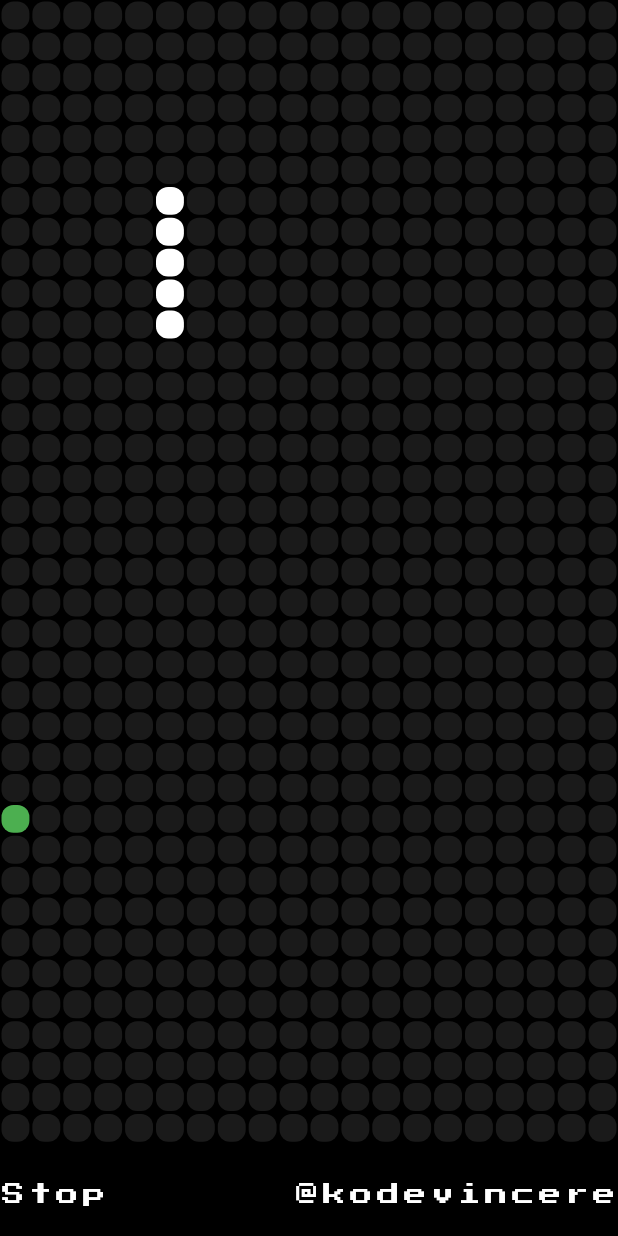
After one commit to jamescardona11/flutter-games, a Flutter app: the SnakeView screen opened directly, after a tap on "Start", on a phone screen of 412 x 824 dp. The commit adds this screen. Run offline on Flutter 3.47's test engine with Material 2 defaults, Android fonts, the phone set to English and light mode, and no system bars; our stand-ins replace google_fonts.

Commit message:
Square and move snake

```diff
--- /dev/null
+++ b/lib/constants/constants.dart
@@ -0,0 +1,5 @@
+import 'package:flutter/material.dart';
+import 'package:google_fonts/google_fonts.dart';
+
+final myNewFontWhite =
+    GoogleFonts.pressStart2p(textStyle: TextStyle(color: Colors.white, letterSpacing: 3, fontSize: 15));
--- a/lib/main.dart
+++ b/lib/main.dart
@@ -1,5 +1,7 @@
 import 'package:flutter/material.dart';
 import 'package:flutter_games/tictactoe/tictactoe_view.dart';
+
+import 'snake/snake_view.dart';
 
 void main() {
   runApp(MyApp());
@@ -24,6 +26,7 @@ class MyApp extends StatelessWidget {
 class _NavigatorIntern extends StatelessWidget {
   final Map<String, Widget> screens = {
     'TicTacToe': TicTacToeView(),
+    'Snake': SnakeView(),
   };
 
   @override
--- /dev/null
+++ b/lib/snake/snake_view.dart
@@ -0,0 +1,163 @@
+import 'dart:async';
+import 'dart:math';
+
+import 'package:flutter/material.dart';
+import 'package:flutter_games/constants/constants.dart';
+
+final defaultPosition = [45, 65, 85, 105, 125];
+enum Direction { down, up, left, right }
+enum TimerState { running, stop }
+
+class SnakeView extends StatefulWidget {
+  @override
+  _SnakeViewState createState() => _SnakeViewState();
+}
+
+class _SnakeViewState extends State<SnakeView> {
+  List<int> snakePosition = []..addAll(defaultPosition);
+  int numberOfSquares = 0;
+  final int widthOfSquare = 20;
+
+  static Random randomNumber = Random();
+  int food = randomNumber.nextInt(700);
+
+  Direction direction = Direction.down;
+  Timer _timer;
+
+  String state = 'Start';
+  TimerState timerState = TimerState.stop;
+
+  @override
+  Widget build(BuildContext context) {
+    final size = MediaQuery.of(context).size;
+    final paddingTop = MediaQuery.of(context).padding.top;
+    final squareSize = size.width / widthOfSquare;
+    numberOfSquares = ((size.height - paddingTop - 60) / squareSize).round() * widthOfSquare;
+
+    return Scaffold(
+      backgroundColor: Colors.black,
+      body: SafeArea(
+        child: Column(
+          children: [
+            Expanded(
+              child: GestureDetector(
+                child: GridView.builder(
+                  itemCount: numberOfSquares,
+                  physics: NeverScrollableScrollPhysics(),
+                  gridDelegate: SliverGridDelegateWithFixedCrossAxisCount(crossAxisCount: widthOfSquare),
+                  itemBuilder: (context, index) {
+                    return Container(
+                      width: 5,
+                      margin: EdgeInsets.all(1),
+                      decoration: BoxDecoration(
+                        color: getColor(index),
+                        borderRadius: BorderRadius.all(
+                          Radius.circular(8),
+                        ),
+                      ),
+                    );
+                  },
+                ),
+              ),
+            ),
+            Container(
+              height: 55,
+              child: Row(
+                mainAxisAlignment: MainAxisAlignment.spaceBetween,
+                children: [
+                  GestureDetector(
+                    onTap: () {
+                      startGame();
+                    },
+                    child: Text(state, style: myNewFontWhite),
+                  ),
+                  Text('@kodevincere', style: myNewFontWhite),
+                ],
+              ),
+            )
+          ],
+        ),
+      ),
+    );
+  }
+
+  @override
+  void dispose() {
+    super.dispose();
+    _timer?.cancel();
+  }
+
+  Color getColor(int index) {
+    if (snakePosition.contains(index))
+      return Colors.white;
+    else if (index == food) return Colors.green;
+
+    return Colors.white.withOpacity(0.1);
+  }
+
+  void generateNewFood() {
+    food = randomNumber.nextInt(700);
+  }
+
+  void startGame() {
+    switch (timerState) {
+      case TimerState.stop:
+        _timer = Timer.periodic(const Duration(milliseconds: 300), (timer) {
+          updateSnake();
+          /*
+
+      if(gameOver()){
+      timer.cancel();
+      _showGameOverScreen();
+
+      }
+
+       */
+        });
+
+        setState(() {
+          state = 'Stop';
+          timerState = TimerState.running;
+        });
+        break;
+      case TimerState.running:
+        _timer.cancel();
+        setState(() {
+          state = 'Start';
+          timerState = TimerState.stop;
+        });
+        break;
+    }
+  }
+
+  void updateSnake() {
+    setState(() {
+      int addValue = 0;
+
+      switch (direction) {
+        case Direction.down:
+          addValue = snakePosition.last +
+              widthOfSquare +
+              (snakePosition.last > numberOfSquares - widthOfSquare ? -numberOfSquares : 0);
+          break;
+        case Direction.up:
+          addValue = snakePosition.last - widthOfSquare + (snakePosition.last < widthOfSquare ? widthOfSquare : 0);
+          break;
+        case Direction.left:
+          addValue = snakePosition.last - 1 + (snakePosition.last % widthOfSquare == 0 ? widthOfSquare : 0);
+          break;
+        case Direction.right:
+          addValue = snakePosition.last + 1 + ((snakePosition.last + 1) % widthOfSquare == 0 ? -widthOfSquare : 0);
+          break;
+      }
+
+      snakePosition.add(addValue);
+
+      if (snakePosition.last == food) {
+        generateNewFood();
+      } else {
+        snakePosition.removeAt(0);
+      }
+    });
+  }
+}
--- a/lib/tictactoe/tictactoe_view.dart
+++ b/lib/tictactoe/tictactoe_view.dart
@@ -1,5 +1,5 @@
 import 'package:flutter/material.dart';
-import 'package:google_fonts/google_fonts.dart';
+import 'package:flutter_games/constants/constants.dart';
 
 class TicTacToeView extends StatefulWidget {
   @override
@@ -12,9 +12,6 @@ class _TicTacToeViewState extends State<TicTacToeView> {
   int ohScore = 0;
   int exScore = 0;
   int filledBoxes = 0;
-
-  static var myNewFontWhite =
-      GoogleFonts.pressStart2p(textStyle: TextStyle(color: Colors.white, letterSpacing: 3, fontSize: 15));
 
   @override
   Widget build(BuildContext context) {
```
